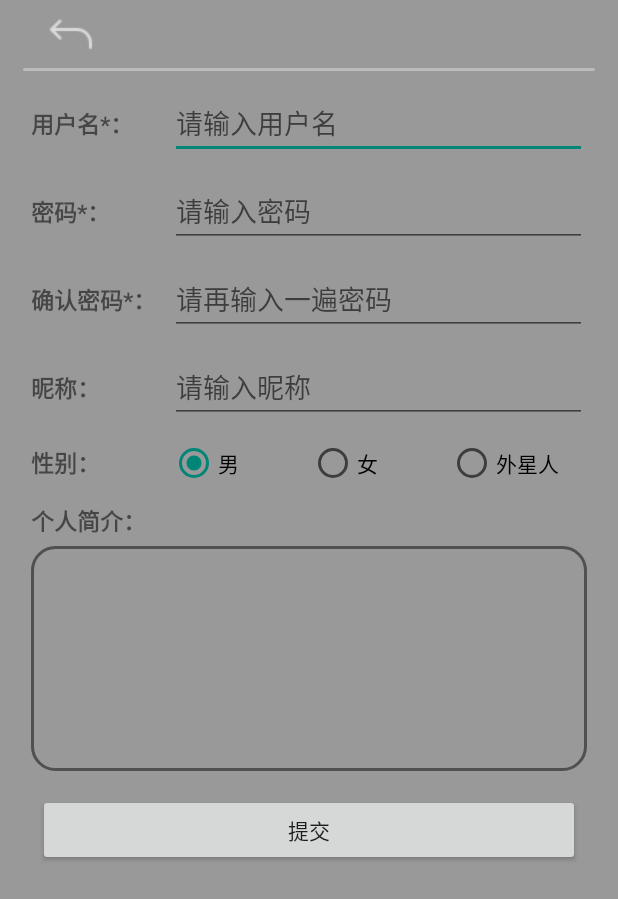
After one commit to Xiong-JiaHao/SHIN_Music, an Android app: the register_Activity screen opened directly, with no data from a screen before it, on a phone screen of 412 x 824 dp. The commit adds this screen. Shown: the top 899 px of the screen. Run offline under Robolectric (Android 15) with nearby library versions, the phone set to English and light mode, and no system bars.

Commit message:
更新布局页面

```diff
--- a/app/src/main/AndroidManifest.xml
+++ b/app/src/main/AndroidManifest.xml
@@ -20,6 +20,7 @@
         <activity android:name=".login_menu_Activity"/>
         <activity android:name=".album_details_Activity"/>
         <activity android:name=".add_question"/>
+        <activity android:name=".register_Activity"/>
     </application>
 
 </manifest>
--- /dev/null
+++ b/app/src/main/java/com/gin/xjh/shin_music/register_Activity.java
@@ -0,0 +1,38 @@
+package com.gin.xjh.shin_music;
+
+import android.app.Activity;
+import android.os.Bundle;
+import android.support.annotation.Nullable;
+import android.view.View;
+import android.widget.ImageView;
+
+public class register_Activity extends Activity implements View.OnClickListener {
+
+
+    private ImageView go_back;
+
+    protected void onCreate(@Nullable Bundle savedInstanceState) {
+        super.onCreate(savedInstanceState);
+        setContentView(R.layout.register_layout);
+        initView();
+        initEvent();
+    }
+
+    private void initView() {
+        go_back = findViewById(R.id.go_back);
+    }
+
+    private void initEvent() {
+        go_back.setOnClickListener(this);
+
+    }
+
+    @Override
+    public void onClick(View v) {
+        switch (v.getId()) {
+            case R.id.go_back:
+                finish();
+                break;
+        }
+    }
+}
--- /dev/null
+++ b/app/src/main/res/layout/edit_data.xml
@@ -0,0 +1,6 @@
+<?xml version="1.0" encoding="utf-8"?>
+<LinearLayout xmlns:android="http://schemas.android.com/apk/res/android"
+    android:layout_width="match_parent"
+    android:layout_height="match_parent">
+
+</LinearLayout>
--- /dev/null
+++ b/app/src/main/res/layout/register_layout.xml
@@ -0,0 +1,186 @@
+<?xml version="1.0" encoding="utf-8"?>
+<LinearLayout xmlns:android="http://schemas.android.com/apk/res/android"
+    android:layout_width="match_parent"
+    android:layout_height="match_parent"
+    android:background="@color/FindColor"
+    android:orientation="vertical"
+    android:paddingLeft="15dp"
+    android:paddingRight="15dp">
+
+    <android.support.v7.widget.Toolbar
+        android:layout_width="match_parent"
+        android:layout_height="45dp"
+        android:elevation="5dp">
+
+        <ImageView
+            android:id="@+id/go_back"
+            android:layout_width="wrap_content"
+            android:layout_height="wrap_content"
+            android:src="@drawable/back" />
+
+    </android.support.v7.widget.Toolbar>
+
+
+    <View
+        android:layout_width="match_parent"
+        android:layout_height="2dp"
+        android:layout_marginBottom="5dp"
+        android:background="@drawable/btn_white"></View>
+
+    <LinearLayout
+        android:layout_width="match_parent"
+        android:layout_height="wrap_content"
+        android:layout_margin="5dp">
+
+        <TextView
+            android:layout_width="0dp"
+            android:layout_height="wrap_content"
+            android:layout_weight="1"
+            android:text="用户名*："
+            android:textSize="15sp"
+            android:textStyle="bold" />
+
+        <EditText
+            android:id="@+id/UserId"
+            android:layout_width="0dp"
+            android:layout_height="wrap_content"
+            android:layout_weight="3"
+            android:hint="请输入用户名" />
+    </LinearLayout>
+
+    <LinearLayout
+        android:layout_width="match_parent"
+        android:layout_height="wrap_content"
+        android:layout_margin="5dp">
+
+        <TextView
+            android:layout_width="0dp"
+            android:layout_height="wrap_content"
+            android:layout_weight="1"
+            android:text="密码*："
+            android:textSize="15sp"
+            android:textStyle="bold" />
+
+        <EditText
+            android:id="@+id/UserPassword"
+            android:layout_width="0dp"
+            android:layout_height="wrap_content"
+            android:layout_weight="3"
+            android:hint="请输入密码"
+            android:password="true" />
+    </LinearLayout>
+
+    <LinearLayout
+        android:layout_width="match_parent"
+        android:layout_height="wrap_content"
+        android:layout_margin="5dp">
+
+        <TextView
+            android:layout_width="0dp"
+            android:layout_height="wrap_content"
+            android:layout_weight="1"
+            android:text="确认密码*："
+            android:textSize="15sp"
+            android:textStyle="bold" />
+
+        <EditText
+            android:id="@+id/AgainPassword"
+            android:layout_width="0dp"
+            android:layout_height="wrap_content"
+            android:layout_weight="3"
+            android:hint="请再输入一遍密码"
+            android:password="true" />
+    </LinearLayout>
+
+    <LinearLayout
+        android:layout_width="match_parent"
+        android:layout_height="wrap_content"
+        android:layout_margin="5dp">
+
+        <TextView
+            android:layout_width="0dp"
+            android:layout_height="wrap_content"
+            android:layout_weight="1"
+            android:text="昵称："
+            android:textSize="15sp"
+            android:textStyle="bold" />
+
+        <EditText
+            android:id="@+id/User"
+            android:layout_width="0dp"
+            android:layout_height="wrap_content"
+            android:layout_weight="3"
+            android:hint="请输入昵称" />
+    </LinearLayout>
+
+    <LinearLayout
+        android:layout_width="match_parent"
+        android:layout_height="wrap_content"
+        android:layout_margin="5dp"
+        android:gravity="center">
+
+        <TextView
+            android:layout_width="0dp"
+            android:layout_height="wrap_content"
+            android:layout_weight="1"
+            android:text="性别："
+            android:textSize="15sp"
+            android:textStyle="bold" />
+
+        <RadioGroup
+            android:id="@+id/UserSex"
+            android:layout_width="0dp"
+            android:layout_height="wrap_content"
+            android:layout_weight="3"
+            android:orientation="horizontal">
+
+            <RadioButton
+                android:layout_width="0dp"
+                android:layout_height="wrap_content"
+                android:layout_weight="1"
+                android:checked="true"
+                android:text="男" />
+
+            <RadioButton
+                android:layout_width="0dp"
+                android:layout_height="wrap_content"
+                android:layout_weight="1"
+                android:text="女" />
+
+            <RadioButton
+                android:layout_width="0dp"
+                android:layout_height="wrap_content"
+                android:layout_weight="1"
+                android:text="外星人" />
+        </RadioGroup>
+    </LinearLayout>
+
+    <LinearLayout
+        android:layout_width="match_parent"
+        android:layout_height="wrap_content"
+        android:layout_margin="5dp"
+        android:orientation="vertical">
+
+        <TextView
+            android:layout_width="match_parent"
+            android:layout_height="wrap_content"
+            android:layout_marginBottom="5dp"
+            android:text="个人简介："
+            android:textSize="15sp"
+            android:textStyle="bold" />
+
+        <EditText
+            android:layout_width="match_parent"
+            android:layout_height="150dp"
+            android:background="@drawable/et"
+            android:gravity="start"
+            android:padding="10dp" />
+    </LinearLayout>
+
+    <Button
+        android:layout_width="match_parent"
+        android:layout_height="wrap_content"
+        android:layout_margin="10dp"
+        android:text="提交" />
+
+</LinearLayout>
```
Also changed, not shown: app/src/main/java/com/gin/xjh/shin_music/login_menu_Activity.java (+24 -1 lines), app/src/main/res/layout/login_layout.xml (added, +77 -0 lines).
